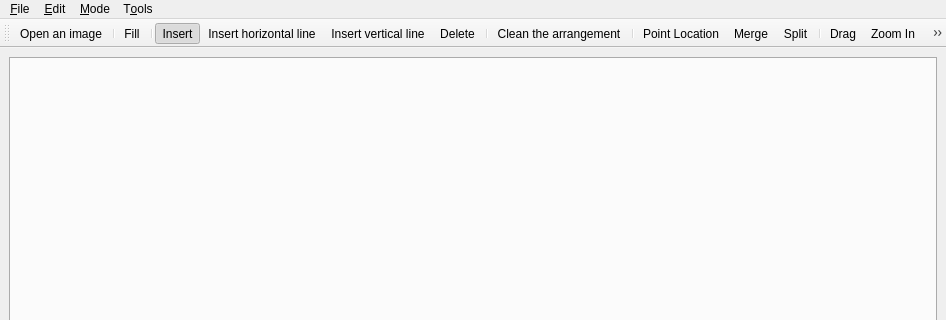
Old version of the form demo/Arrangement_on_surface_2/qt/ArrangementDemoWindow.ui in the repository oliviertournaire/QLabelling; both pictures show x 0 to 946 and y 0 to 320 of the 946 by 600 pixel window.
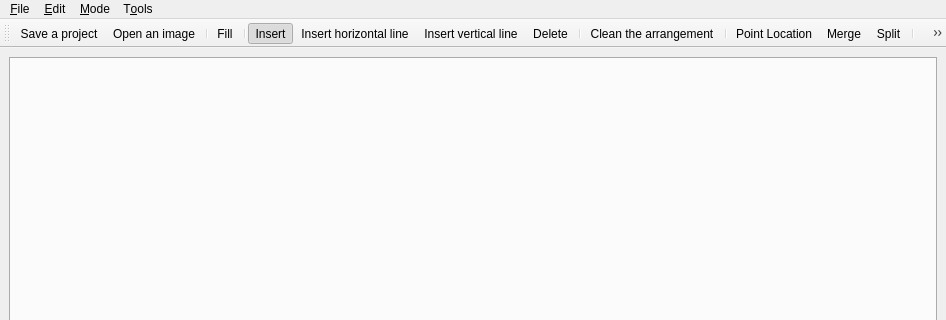
New version of the form. Icons and pictures are not drawn.

```diff
--- a/demo/Arrangement_on_surface_2/qt/ArrangementDemoWindow.ui
+++ b/demo/Arrangement_on_surface_2/qt/ArrangementDemoWindow.ui
@@ -39,6 +39,7 @@
    <attribute name="toolBarBreak">
     <bool>false</bool>
    </attribute>
+   <addaction name="actionSaveProject"/>
    <addaction name="actionOpenImage"/>
    <addaction name="separator"/>
    <addaction name="actionFill"/>
@@ -387,6 +388,15 @@
     <string>Insert vertical line</string>
    </property>
   </action>
+  <action name="actionSaveProject">
+   <property name="icon">
+    <iconset resource="../rc/ArrangementDemoWindow.qrc">
+     <normaloff>:/project.png</normaloff>:/project.png</iconset>
+   </property>
+   <property name="text">
+    <string>Save a project</string>
+   </property>
+  </action>
  </widget>
  <resources>
   <include location="../rc/ArrangementDemoWindow.qrc"/>
```
Left out of the diff: 3 changed lines with no effect on the pictures.
